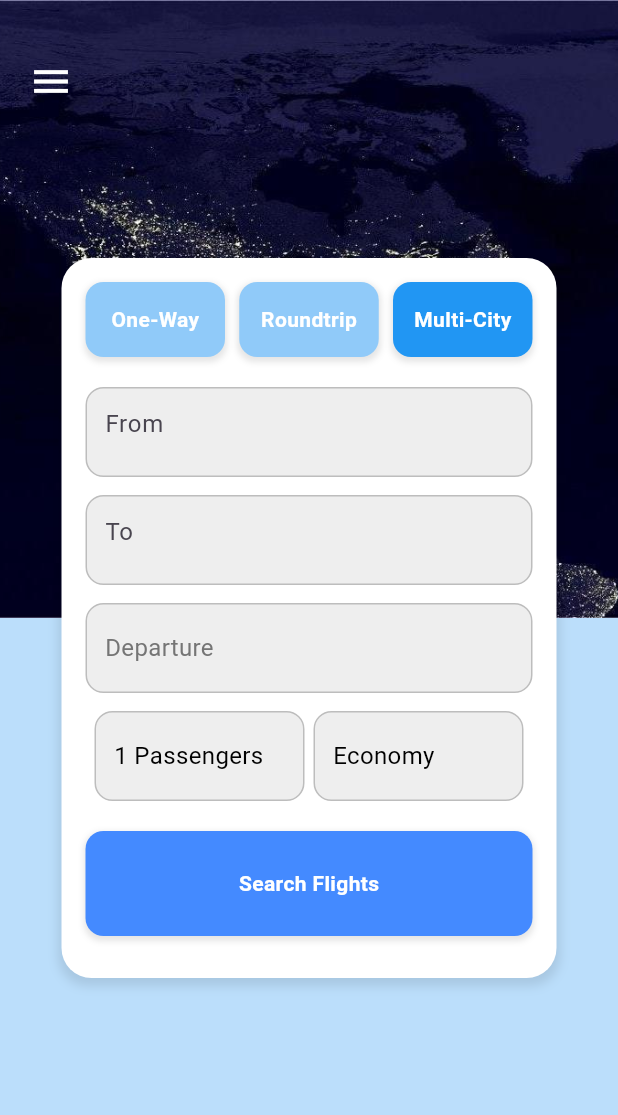
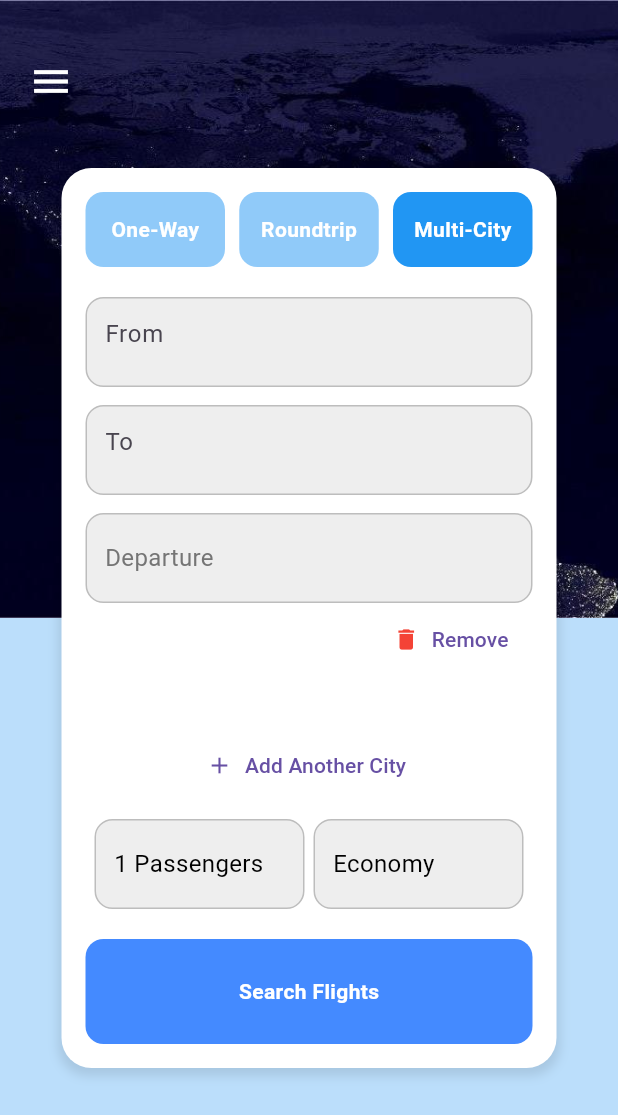
Before and after one commit to Ticketing-Airlines/Mobile_Flutter, a Flutter app: the BookMulticity screen opened directly, on a phone screen of 412 x 824 dp. Shown: the top 1115 px of the screen. Run offline on Flutter 3.47's test engine with Material 3 defaults, Android fonts, the phone set to English and light mode, and no system bars.

Commit message:
Update/Edit pages

```diff
--- a/lib/main.dart
+++ b/lib/main.dart
@@ -10,6 +10,6 @@ class MyApp extends StatelessWidget {
 
   @override
   Widget build(BuildContext context) {
-    return MaterialApp(home: Home());
+    return MaterialApp(debugShowCheckedModeBanner: false, home: Home());
   }
 }
--- a/lib/pages/book_multicity.dart
+++ b/lib/pages/book_multicity.dart
@@ -1,29 +1,34 @@
 import 'package:flutter/material.dart';
 import 'package:ticketing_flutter/pages/book_oneway.dart';
 import 'package:ticketing_flutter/pages/book_roundtrip.dart';
+import 'package:ticketing_flutter/pages/multi_flight.dart';
 
-const List<String> countries = ["Philippines - Manila", "Japan - Tokyo"];
+const List<String> countries = [
+  "Philippines - Manila",
+  "Japan - Tokyo",
+  "USA - New York",
+];
 
 class BookMulticity extends StatefulWidget {
   const BookMulticity({super.key});
 
   @override
-  State<BookMulticity> createState() => _BookMulticity();
+  State<BookMulticity> createState() => _BookMulticityState();
 }
 
-class _BookMulticity extends State<BookMulticity> {
-  final TextEditingController box4Controller = TextEditingController();
-  final TextEditingController box5Controller = TextEditingController();
-  final TextEditingController box6Controller = TextEditingController();
-  final TextEditingController box7Controller = TextEditingController();
-  final TextEditingController box8Controller = TextEditingController();
-
+class _BookMulticityState extends State<BookMulticity> {
   int _adults = 1;
   int _children = 0;
   int _infants = 0;
   String _selectedClass = "Economy";
 
+  final TextEditingController box7Controller = TextEditingController();
+  final TextEditingController box8Controller = TextEditingController();
+
   bool _isSearchPressed = false;
+
+  /// Multi-city list of routes
+  List<FlightRoute> routes = [FlightRoute()];
 
   @override
   void initState() {
@@ -32,7 +37,21 @@ class _BookMulticity extends State<BookMulticity> {
     box8Controller.text = _selectedClass;
   }
 
-  void _navigateToPage(String boxName, Widget page) {
+  void _addRoute() {
+    setState(() {
+      routes.add(FlightRoute());
+    });
+  }
+
+  void _removeRoute(int index) {
+    setState(() {
+      if (routes.length > 1) {
+        routes.removeAt(index);
+      }
+    });
+  }
+
+  void _navigateToPage(Widget page) {
     Navigator.push(context, MaterialPageRoute(builder: (context) => page));
   }
 
@@ -41,31 +60,36 @@ class _BookMulticity extends State<BookMulticity> {
       context: context,
       builder: (BuildContext bc) {
         return StatefulBuilder(
-          builder: (BuildContext context, StateSetter setState) {
+          builder: (BuildContext context, StateSetter setStateModal) {
             return Container(
               padding: const EdgeInsets.all(20),
               child: Column(
                 mainAxisSize: MainAxisSize.min,
                 children: <Widget>[
                   _buildPassengerRow("Adults", _adults, (val) {
-                    setState(() => _adults += val);
+                    setStateModal(() => _adults += val);
                   }, min: 1),
                   const Divider(),
                   _buildPassengerRow("Children", _children, (val) {
-                    setState(() => _children += val);
+                    setStateModal(() => _children += val);
                   }),
                   const Divider(),
                   _buildPassengerRow("Infants", _infants, (val) {
-                    setState(() => _infants += val);
+                    setStateModal(() => _infants += val);
                   }),
-                  const SizedBox(height: 20),
-                  ElevatedButton(
+                  const SizedBox(height: 10),
+                  Padding(
+                    padding: const EdgeInsets.only(
+                      bottom: 35,
+                    ), // move it higher
+                    child: ElevatedButton(
                       onPressed: () {
                         final total = _adults + _children + _infants;
                         box7Controller.text = "$total Passengers";
                         Navigator.pop(context);
                       },
                       child: const Text('Done'),
+                    ),
                   ),
                 ],
               ),
@@ -221,7 +245,7 @@ class _BookMulticity extends State<BookMulticity> {
       body: LayoutBuilder(
         builder: (context, constraints) {
           final screenHeight = constraints.maxHeight;
-          final boxHeight = 480.0;
+          final boxHeight = 600.0;
           final boxWidth = 330.0;
           final boxTop = (screenHeight / 2) - (boxHeight / 2);
           final screenWidth = MediaQuery.of(context).size.width;
@@ -287,35 +311,39 @@ class _BookMulticity extends State<BookMulticity> {
                   child: Padding(
                     padding: const EdgeInsets.all(16.0),
                     child: Column(
-                      crossAxisAlignment: CrossAxisAlignment.center,
                       children: [
                         Row(
                           mainAxisAlignment: MainAxisAlignment.spaceBetween,
                           children: [
                             GestureDetector(
-                              onTap: () =>
-                                  _navigateToPage("Box 1", const BookOneway()),
+                              onTap: () => _navigateToPage(const BookOneway()),
                               child: buildClickableBox("One-Way"),
                             ),
                             GestureDetector(
-                              onTap: () => _navigateToPage(
-                                "Box 2",
-                                const BookRoundtrip(),
-                              ),
+                              onTap: () =>
+                                  _navigateToPage(const BookRoundtrip()),
                               child: buildClickableBox("Roundtrip"),
                             ),
                             buildClickableBox("Multi-City", isSelected: true),
                           ],
                         ),
                         const SizedBox(height: 20),
-                        Column(
-                          children: [
-                            buildAutocompleteField("From", box4Controller),
-                            const SizedBox(height: 12),
-                            buildAutocompleteField("To", box5Controller),
-                            const SizedBox(height: 12),
-                            buildDatePickerField("Departure", box6Controller),
-                          ],
+                        Expanded(
+                          child: ListView.builder(
+                            shrinkWrap: true,
+                            itemCount: routes.length,
+                            itemBuilder: (context, index) {
+                              return FlightRouteCard(
+                                route: routes[index],
+                                onRemove: () => _removeRoute(index),
+                              );
+                            },
+                          ),
+                        ),
+                        TextButton.icon(
+                          onPressed: _addRoute,
+                          icon: const Icon(Icons.add),
+                          label: const Text("Add Another City"),
                         ),
                         const SizedBox(height: 12),
                         Row(
@@ -342,7 +370,13 @@ class _BookMulticity extends State<BookMulticity> {
                           },
                           onTapUp: (_) {
                             setState(() => _isSearchPressed = false);
-                            _navigateToPage("Box 9", const Page9());
+                            Navigator.push(
+                              context,
+                              MaterialPageRoute(
+                                builder: (context) =>
+                                    const MultiCitySearchFlightsPage(),
+                              ),
+                            );
                           },
                           onTapCancel: () {
                             setState(() => _isSearchPressed = false);
@@ -356,14 +390,6 @@ class _BookMulticity extends State<BookMulticity> {
                                   ? Colors.blue.shade900
                                   : const Color.fromARGB(255, 68, 138, 255),
                               borderRadius: BorderRadius.circular(12),
-                              boxShadow: [
-                                BoxShadow(
-                                  color: Colors.black.withOpacity(0.1),
-                                  spreadRadius: 1,
-                                  blurRadius: 3,
-                                  offset: const Offset(0, 2),
-                                ),
-                              ],
                             ),
                             child: const Center(
                               child: Text(
@@ -434,14 +460,6 @@ class _BookMulticity extends State<BookMulticity> {
       decoration: BoxDecoration(
         color: isSelected ? Colors.blue : Colors.blue.shade200,
         borderRadius: BorderRadius.circular(12),
-        boxShadow: [
-          BoxShadow(
-            color: Colors.black.withOpacity(0.1),
-            spreadRadius: 1,
-            blurRadius: 3,
-            offset: const Offset(0, 2),
-          ),
-        ],
       ),
       child: Center(
         child: Text(
@@ -507,8 +525,94 @@ class _BookMulticity extends State<BookMulticity> {
       ),
     );
   }
+}
 
-  Widget buildDatePickerField(String hint, TextEditingController controller) {
+class FlightRoute {
+  final TextEditingController fromController = TextEditingController();
+  final TextEditingController toController = TextEditingController();
+  final TextEditingController dateController = TextEditingController();
+}
+
+class FlightRouteCard extends StatelessWidget {
+  final FlightRoute route;
+  final VoidCallback onRemove;
+
+  const FlightRouteCard({
+    super.key,
+    required this.route,
+    required this.onRemove,
+  });
+
+  @override
+  Widget build(BuildContext context) {
+    return Column(
+      children: [
+        buildAutocompleteField("From", route.fromController),
+        const SizedBox(height: 12),
+        buildAutocompleteField("To", route.toController),
+        const SizedBox(height: 12),
+        buildDatePickerField(
+          "Departure",
+          route.dateController,
+          context,
+        ), // ✅ fixed
+        Align(
+          alignment: Alignment.centerRight,
+          child: TextButton.icon(
+            onPressed: onRemove,
+            icon: const Icon(Icons.delete, color: Colors.red),
+            label: const Text("Remove"),
+          ),
+        ),
+        const SizedBox(height: 12),
+      ],
+    );
+  }
+
+  Widget buildAutocompleteField(String hint, TextEditingController controller) {
+    return Container(
+      width: 300,
+      height: 60,
+      padding: const EdgeInsets.symmetric(horizontal: 12),
+      decoration: BoxDecoration(
+        color: Colors.grey.shade200,
+        borderRadius: BorderRadius.circular(12),
+        border: Border.all(color: Colors.grey.shade400),
+      ),
+      child: Autocomplete<String>(
+        optionsBuilder: (TextEditingValue textEditingValue) {
+          if (textEditingValue.text.isEmpty) {
+            return const Iterable<String>.empty();
+          }
+          return countries.where(
+            (country) => country.toLowerCase().contains(
+              textEditingValue.text.toLowerCase(),
+            ),
+          );
+        },
+        onSelected: (String selection) {
+          controller.text = selection;
+        },
+        fieldViewBuilder:
+            (context, textController, focusNode, onFieldSubmitted) {
+              return TextField(
+                controller: textController,
+                focusNode: focusNode,
+                decoration: InputDecoration(
+                  hintText: hint,
+                  border: InputBorder.none,
+                ),
+              );
+            },
+      ),
+    );
+  }
+
+  Widget buildDatePickerField(
+    String hint,
+    TextEditingController controller,
+    BuildContext context,
+  ) {
     return GestureDetector(
       onTap: () async {
         DateTime today = DateTime.now();
--- a/lib/pages/search_flight.dart
+++ b/lib/pages/search_flight.dart
@@ -1,7 +1,6 @@
 import 'package:flutter/material.dart';
 import 'package:ticketing_flutter/pages/roundtrip_flight.dart';
-import 'package:ticketing_flutter/pages/home.dart';
-
+import 'package:ticketing_flutter/pages/multi_flight.dart';
 // Import your other pages here
 
 class SearchFlightsPage extends StatefulWidget {
@@ -73,7 +72,7 @@ class _SearchFlightsPage extends State<SearchFlightsPage> {
         page = const RoundtripFlightsPage();
         break;
       case "Multicity":
-        page = const Home();
+        page = const MultiCitySearchFlightsPage();
         break;
       default:
         page = const SearchFlightsPage();
```
Also changed, not shown: lib/pages/book.dart (+15 -14 lines), lib/pages/book_oneway.dart (+17 -15 lines), lib/pages/book_roundtrip.dart (+43 -17 lines), lib/pages/multi_flight.dart (added, +223 -0 lines), lib/pages/roundtrip_flight.dart (+5 -3 lines). Lines whose indentation alone changed are shown as unchanged.
